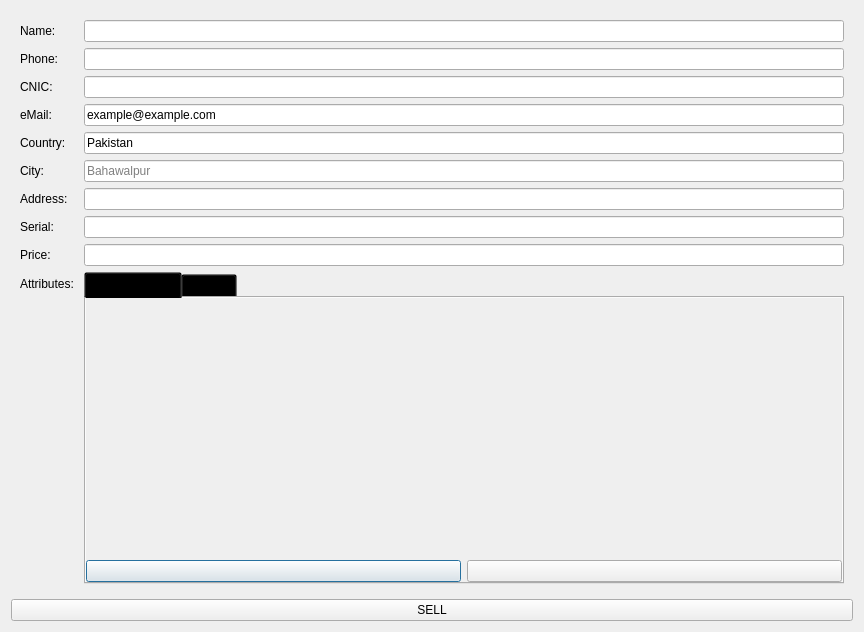
First picture: the form in widgets/StoreTab/deal/sell.ui, repository abdulroufsidhu/bms, before the edit.
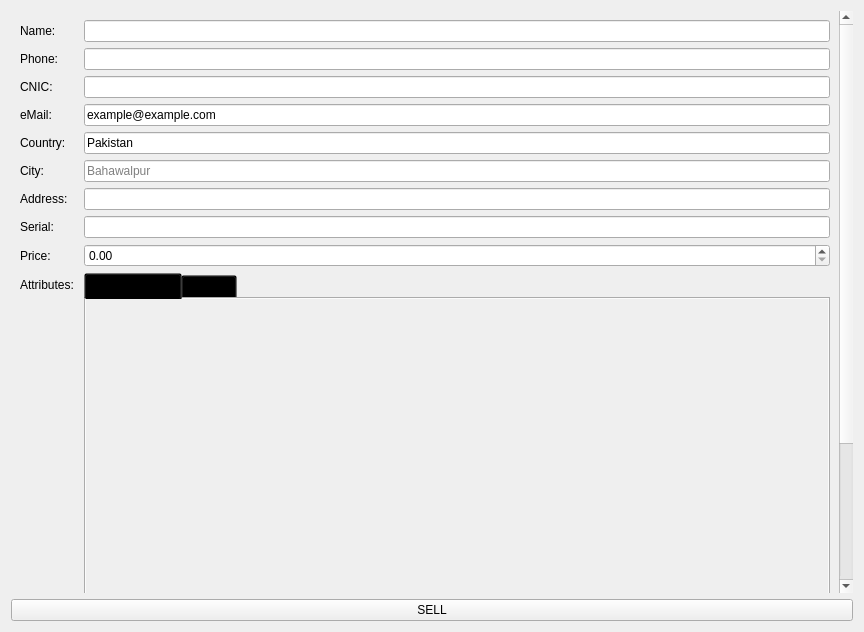
Second picture: the form after the edit. Icons and pictures are not drawn.

```diff
--- a/widgets/StoreTab/deal/sell.ui
+++ b/widgets/StoreTab/deal/sell.ui
@@ -38,9 +38,9 @@
       <property name="geometry">
        <rect>
         <x>0</x>
-        <y>0</y>
-        <width>846</width>
-        <height>581</height>
+        <y>-237</y>
+        <width>832</width>
+        <height>818</height>
        </rect>
       </property>
       <layout class="QGridLayout" name="gridLayout_2">
@@ -152,10 +152,7 @@
           </widget>
          </item>
          <item row="7" column="1">
-          <widget class="QLineEdit" name="lineEdit_8"/>
-         </item>
-         <item row="8" column="1">
-          <widget class="QLineEdit" name="lineEdit_9"/>
+          <widget class="QLineEdit" name="le_serial"/>
          </item>
          <item row="9" column="0">
           <widget class="QLabel" name="label_10">
@@ -169,7 +166,7 @@
            <property name="minimumSize">
             <size>
              <width>0</width>
-             <height>250</height>
+             <height>500</height>
             </size>
            </property>
            <property name="styleSheet">
@@ -203,7 +200,7 @@
              <property name="bottomMargin">
               <number>0</number>
              </property>
-             <item row="2" column="0">
+             <item row="2" column="1">
               <widget class="QPushButton" name="btn_plus">
                <property name="sizePolicy">
                 <sizepolicy hsizetype="Preferred" vsizetype="Fixed">
@@ -229,7 +226,7 @@
                </property>
               </widget>
              </item>
-             <item row="2" column="1">
+             <item row="2" column="2">
               <widget class="QPushButton" name="pushButton">
                <property name="sizePolicy">
                 <sizepolicy hsizetype="Preferred" vsizetype="Fixed">
@@ -252,7 +249,24 @@
                </property>
               </widget>
              </item>
-             <item row="0" column="0" colspan="2">
+             <item row="2" column="0">
+              <widget class="QPushButton" name="btn_remove_last">
+               <property name="text">
+                <string/>
+               </property>
+               <property name="icon">
+                <iconset resource="../../../resources/icons.qrc">
+                 <normaloff>:/icons/icons/node-minus.svg</normaloff>:/icons/icons/node-minus.svg</iconset>
+               </property>
+               <property name="iconSize">
+                <size>
+                 <width>32</width>
+                 <height>32</height>
+                </size>
+               </property>
+              </widget>
+             </item>
+             <item row="0" column="0" colspan="3">
               <widget class="QScrollArea" name="scrollArea_2">
                <property name="frameShape">
                 <enum>QFrame::NoFrame</enum>
@@ -268,8 +282,8 @@
                  <rect>
                   <x>0</x>
                   <y>0</y>
-                  <width>742</width>
-                  <height>187</height>
+                  <width>728</width>
+                  <height>423</height>
                  </rect>
                 </property>
                 <layout class="QVBoxLayout" name="v_layout_tab_selectors">
@@ -306,6 +320,9 @@
            </widget>
           </widget>
          </item>
+         <item row="8" column="1">
+          <widget class="QDoubleSpinBox" name="sb_price"/>
+         </item>
         </layout>
        </item>
       </layout>
```
Left out of the diff: 26 changed lines with no effect on the pictures.
